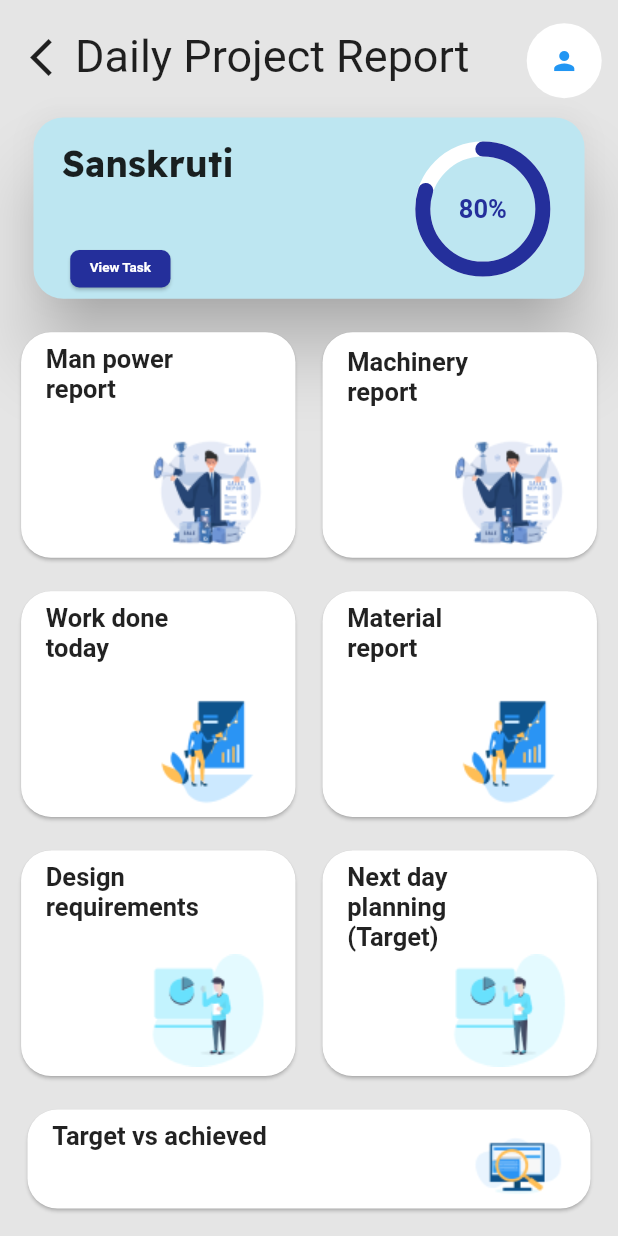
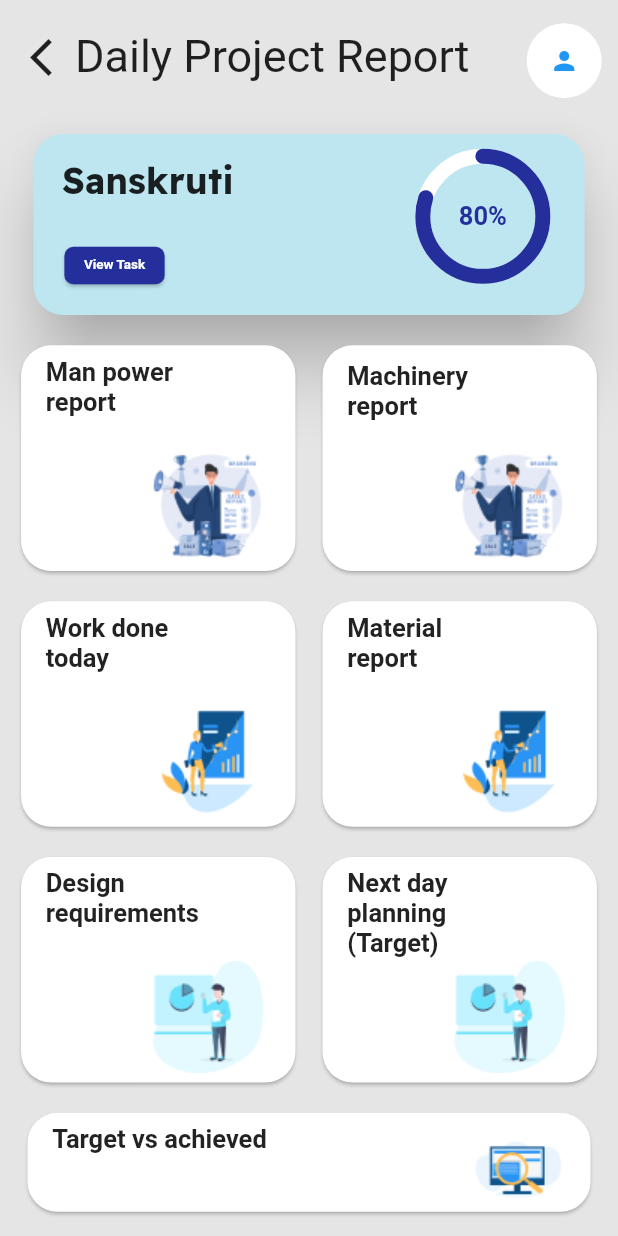
Before and after one commit to priyansh1211/4NerdyGuys, a Flutter app: the DpReportPage screen opened directly, on a phone screen of 412 x 824 dp. Run offline on Flutter 3.47's test engine with Material 2 defaults, Android fonts, the phone set to English and light mode, and no system bars; drawn by our look-alikes of percent_indicator; our stand-ins replace dropdown_button2; Roboto replaces fonts that are missing (Montserrat, OpenSans).

Commit message:
changes in dpreport

```diff
--- a/lib/pages/DpReport.dart
+++ b/lib/pages/DpReport.dart
@@ -77,8 +77,8 @@ class _DpReportPageState extends State<DpReportPage> {
                         Container(
                           height: MediaQuery.of(context).size.height*0.15625,
                           width: MediaQuery.of(context).size.width*0.9111,
-                          margin: const EdgeInsets.only(
-                            top: 60,
+                          margin: EdgeInsets.only(
+                            top: MediaQuery.of(context).size.height*0.08875,
                           ),
                           child: Stack(
                             children: [
@@ -101,7 +101,7 @@ class _DpReportPageState extends State<DpReportPage> {
                               ),
 
                               Positioned(
-                                top: 60-40,//MediaQuery.of(context).size.height*0.020,
+                                top: MediaQuery.of(context).size.height*0.12-85,//MediaQuery.of(context).size.height*0.020,
                                 left : MediaQuery.of(context).size.width*0.6275833,
 
                                   child: CircularPercentIndicator(
@@ -125,8 +125,8 @@ class _DpReportPageState extends State<DpReportPage> {
                           height: MediaQuery.of(context).size.height*0.04,
                           width: MediaQuery.of(context).size.width*0.18166,
                           margin: EdgeInsets.only(
-                            top: MediaQuery.of(context).size.height*0.180,
-                            left: 24.5,
+                            top: MediaQuery.of(context).size.height*0.18,
+                            left: MediaQuery.of(context).size.width*0.05,
                           ),
                           child: InkWell(
                             child: Card(
```
